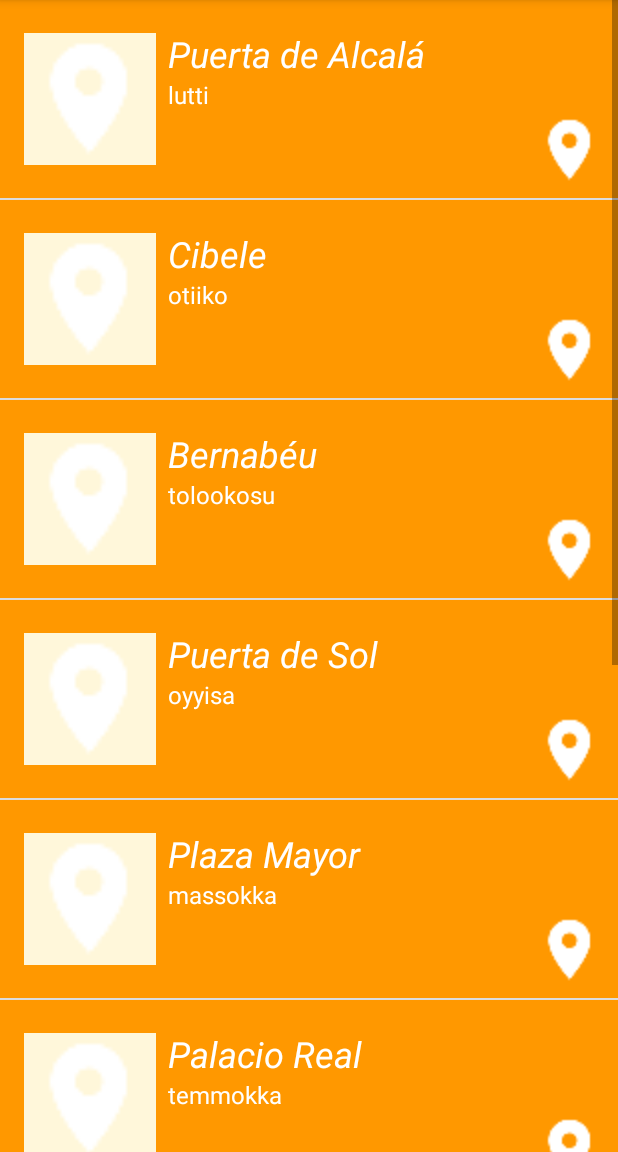
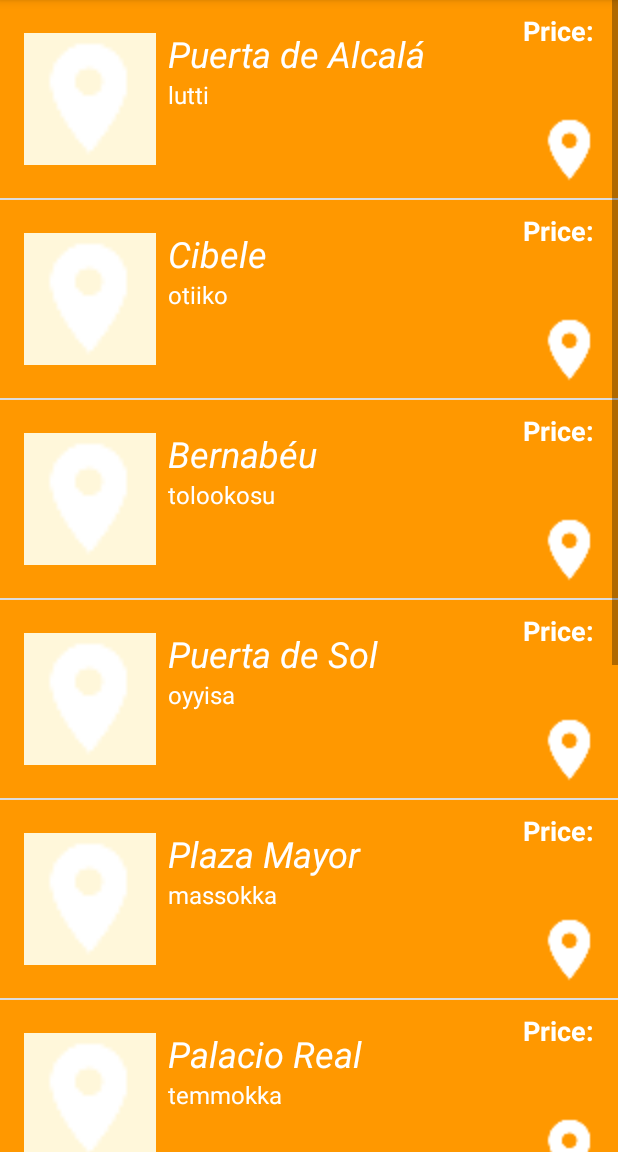
Before and after one commit to VIcuko/Android-TourGuideApp, an Android app: the fragment EventsFragment shown on its own in the app's theme, on a phone screen of 412 x 824 dp, the part 84-1236 px from its top. Run offline under Robolectric (Android 15) with nearby library versions, the light colour scheme and no system bars.

Commit message:
Fix text Price to item layout

```diff
--- a/app/src/main/res/layout/list_item.xml
+++ b/app/src/main/res/layout/list_item.xml
@@ -61,7 +61,7 @@
             android:textColor="@android:color/white"
             android:textSize="@dimen/default_text"
             android:textStyle="bold"
-            tools:text="Price:" />
+            android:text="Price:" />
 
         <TextView
             android:id="@+id/price"
```
Also changed, not shown: 1 other file.
